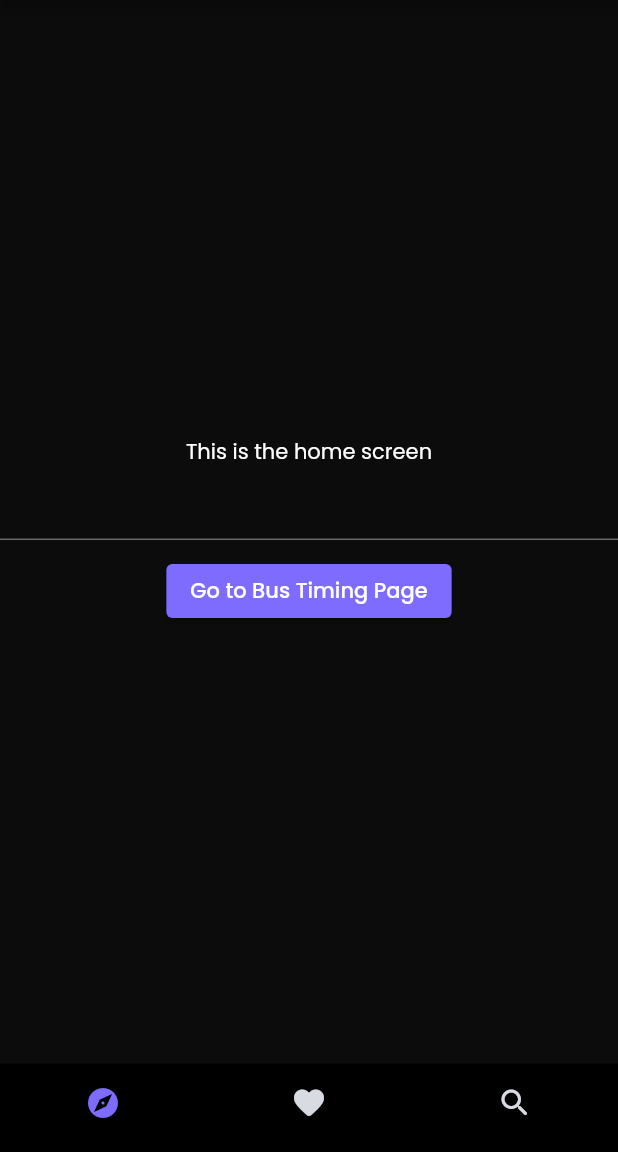
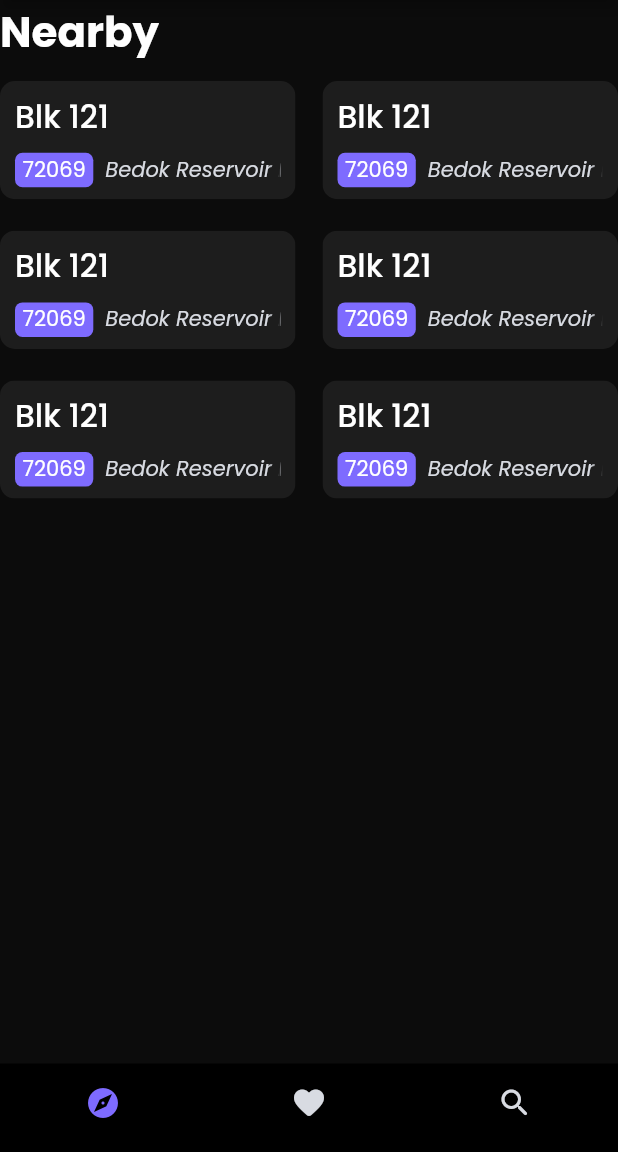
Before and after one commit to TechSupportz/transito-flutter, a Flutter app: the screen it shows after launch, on a phone screen of 412 x 824 dp, the part 84-1236 px from its top. Run offline on Flutter 3.47's test engine with Material 2 defaults, Android fonts, the phone set to English and light mode, and no system bars; our stand-ins replace geolocator, jiffy, latlong2.

Commit message:
Created bus stop card widget, moved text field to search

```diff
--- a/lib/models/app_colors.dart
+++ b/lib/models/app_colors.dart
@@ -7,4 +7,6 @@ class AppColors {
   static const Color prettyGreen = Color(0xFF5BDB7A);
   static const Color notReallyYellow = Color(0xFFF7A74D);
   static const Color sortaRed = Color(0xFFF46A49);
+
+  static const Color cardBg = Color(0xFF1d1d1d);
 }
--- a/lib/screens/navbar_screens/home_screen.dart
+++ b/lib/screens/navbar_screens/home_screen.dart
@@ -1,5 +1,9 @@
+import 'dart:ui';
+
 import 'package:flutter/material.dart';
 import 'package:transito/screens/bus_timing_screen.dart';
+
+import '../../widgets/bus_stop_card.dart';
 
 class HomeScreen extends StatefulWidget {
   const HomeScreen({Key? key}) : super(key: key);
@@ -9,15 +13,12 @@ class HomeScreen extends StatefulWidget {
 }
 
 class _HomeScreenState extends State<HomeScreen> {
-  TextEditingController textFieldController = TextEditingController();
-
-  void _goToBusTimingScreen(BuildContext context) {
-    String _busStopCode = textFieldController.text;
+  void goToBusTimingScreen(String busStopCode) {
     Navigator.push(
       context,
       MaterialPageRoute(
         builder: (context) => BusTimingScreen(
-          busStopCode: _busStopCode,
+          busStopCode: busStopCode,
         ),
       ),
     );
@@ -25,27 +26,34 @@ class _HomeScreenState extends State<HomeScreen> {
 
   @override
   Widget build(BuildContext context) {
-    return Center(
-      child: Column(
-        mainAxisAlignment: MainAxisAlignment.center,
-        children: [
-          Text("This is the home screen"),
-          TextField(
-            controller: textFieldController,
-            textAlign: TextAlign.center,
-            keyboardType: TextInputType.number,
+    return Column(
+      crossAxisAlignment: CrossAxisAlignment.start,
+      children: [
+        Text(
+          "Nearby",
+          style: TextStyle(color: Colors.white, fontSize: 28, fontWeight: FontWeight.bold),
+        ),
+        SizedBox(
+          height: 12,
+        ),
+        Expanded(
+          child: GridView.count(
+            childAspectRatio: 2.5 / 1,
+            crossAxisSpacing: 18,
+            mainAxisSpacing: 21,
+            shrinkWrap: true,
+            crossAxisCount: 2,
+            children: [
+              BusStopCard(),
+              BusStopCard(),
+              BusStopCard(),
+              BusStopCard(),
+              BusStopCard(),
+              BusStopCard(),
+            ],
           ),
-          SizedBox(
-            height: 10,
-          ),
-          ElevatedButton(
-            onPressed: () {
-              _goToBusTimingScreen(context);
-            },
-            child: Text('Go to Bus Timing Page'),
-          )
-        ],
-      ),
+        )
+      ],
     );
   }
 }
--- a/lib/screens/navbar_screens/search_screen.dart
+++ b/lib/screens/navbar_screens/search_screen.dart
@@ -1,4 +1,5 @@
 import 'package:flutter/material.dart';
+import 'package:transito/screens/bus_timing_screen.dart';
 
 class SearchScreen extends StatefulWidget {
   const SearchScreen({Key? key}) : super(key: key);
@@ -8,10 +9,43 @@ class SearchScreen extends StatefulWidget {
 }
 
 class _SearchScreenState extends State<SearchScreen> {
+  TextEditingController textFieldController = TextEditingController();
+
+  void _goToBusTimingScreen(BuildContext context) {
+    String _busStopCode = textFieldController.text;
+    Navigator.push(
+      context,
+      MaterialPageRoute(
+        builder: (context) => BusTimingScreen(
+          busStopCode: _busStopCode,
+        ),
+      ),
+    );
+  }
+
   @override
   Widget build(BuildContext context) {
-    return const Center(
-      child: Text("This is the search screen"),
+    return Center(
+      child: Column(
+        mainAxisAlignment: MainAxisAlignment.center,
+        children: [
+          Text("This is the search screen"),
+          TextField(
+            controller: textFieldController,
+            textAlign: TextAlign.center,
+            keyboardType: TextInputType.number,
+          ),
+          SizedBox(
+            height: 10,
+          ),
+          ElevatedButton(
+            onPressed: () {
+              _goToBusTimingScreen(context);
+            },
+            child: Text('Go to Bus Timing Page'),
+          )
+        ],
+      ),
     );
   }
 }
--- /dev/null
+++ b/lib/widgets/bus_stop_card.dart
@@ -0,0 +1,66 @@
+import 'dart:ui';
+
+import 'package:flutter/material.dart';
+import 'package:transito/models/app_colors.dart';
+
+class BusStopCard extends StatelessWidget {
+  const BusStopCard({Key? key}) : super(key: key);
+
+  @override
+  Widget build(BuildContext context) {
+    return Material(
+      color: Colors.transparent,
+      child: InkWell(
+        onTap: () => debugPrint("tap"),
+        customBorder: RoundedRectangleBorder(
+          borderRadius: BorderRadius.circular(10),
+        ),
+        child: Ink(
+          decoration:
+              BoxDecoration(color: AppColors.cardBg, borderRadius: BorderRadius.circular(10)),
+          padding: EdgeInsets.symmetric(horizontal: 10, vertical: 8),
+          child: Column(
+            crossAxisAlignment: CrossAxisAlignment.start,
+            mainAxisAlignment: MainAxisAlignment.center,
+            children: [
+              Expanded(
+                child: Text(
+                  "Blk 121",
+                  overflow: TextOverflow.fade,
+                  maxLines: 1,
+                  softWrap: false,
+                  style: TextStyle(
+                    fontSize: 21,
+                    fontWeight: FontWeight.w500,
+                  ),
+                ),
+              ),
+              Row(
+                children: [
+                  Container(
+                    padding: EdgeInsets.symmetric(horizontal: 5, vertical: 1),
+                    margin: EdgeInsets.only(right: 8),
+                    decoration: BoxDecoration(
+                        color: AppColors.veryPurple, borderRadius: BorderRadius.circular(5)),
+                    child: Text(
+                      "72069",
+                    ),
+                  ),
+                  Expanded(
+                    child: Text(
+                      "Bedok Reservoir Rd",
+                      overflow: TextOverflow.fade,
+                      maxLines: 1,
+                      softWrap: false,
+                      style: TextStyle(color: AppColors.kindaGrey, fontStyle: FontStyle.italic),
+                    ),
+                  )
+                ],
+              )
+            ],
+          ),
+        ),
+      ),
+    );
+  }
+}
```
